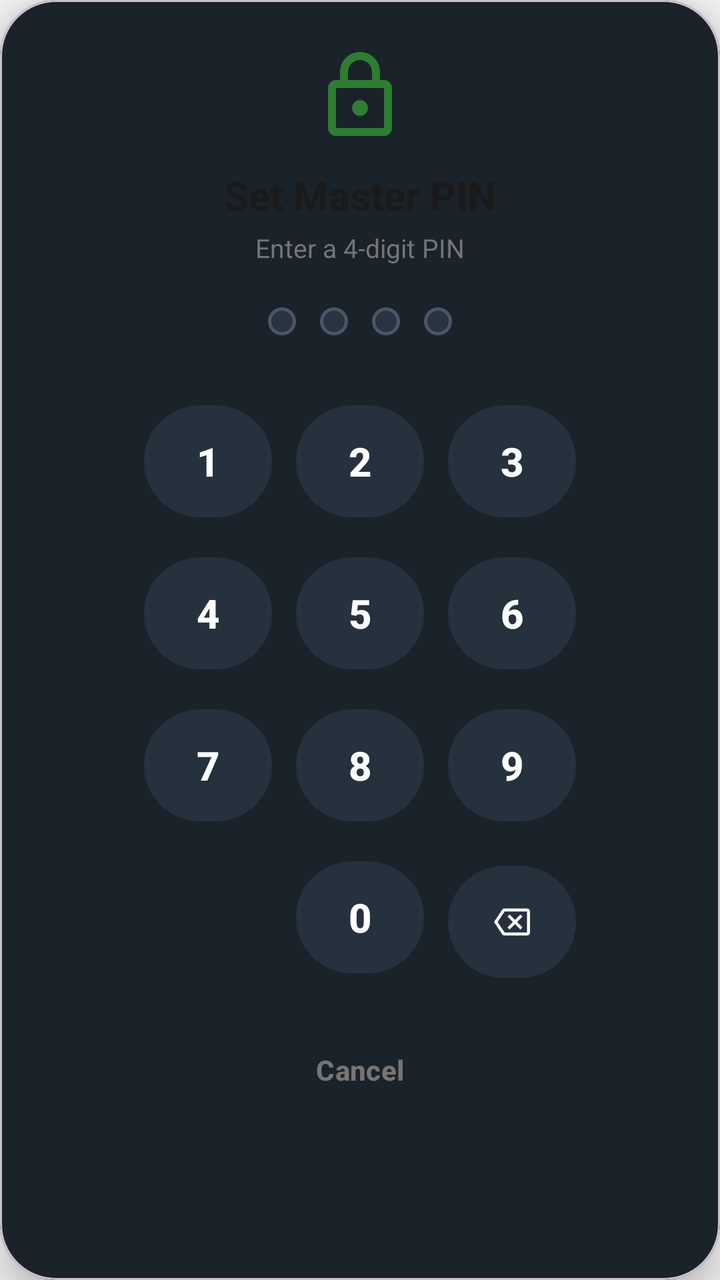
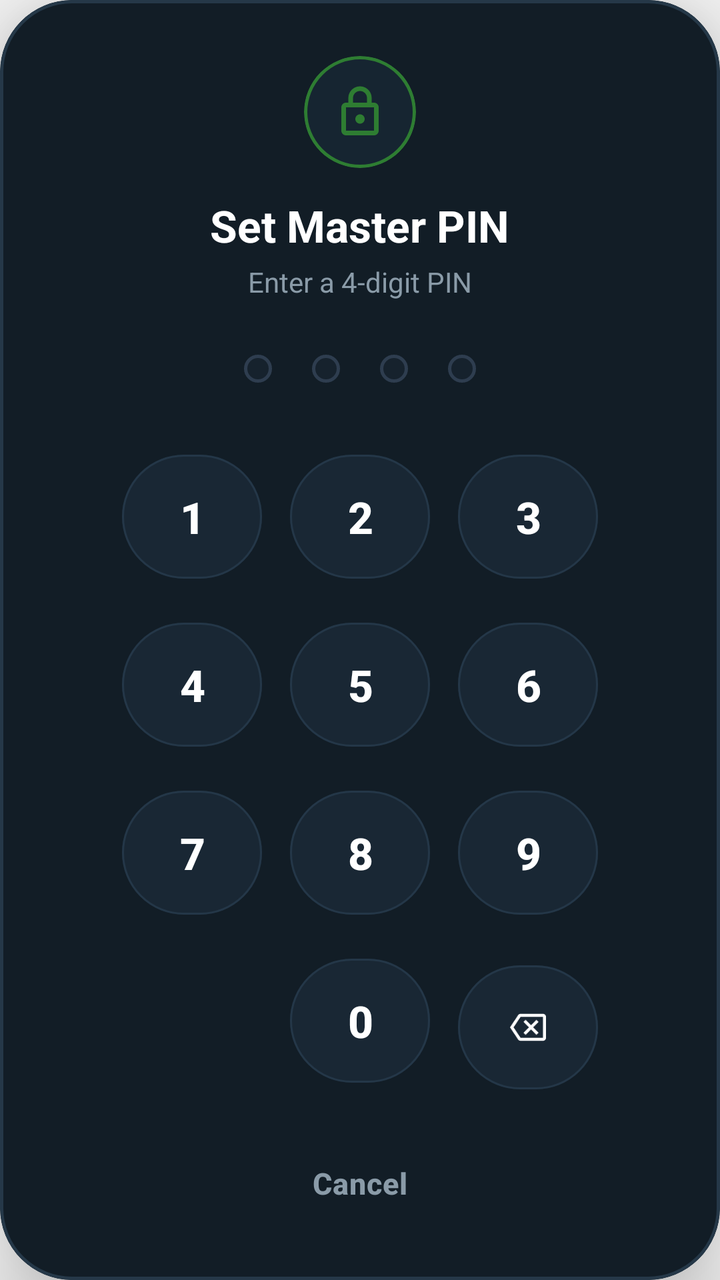

An Android layout rendered at two revisions. The XML below is the earlier revision; the diff shows what the commit changed to produce the second picture.
<!-- AndroidManifest.xml: application theme Theme.FridgeWise -->
<!-- res/layout/dialog_setup_pin.xml -->
<?xml version="1.0" encoding="utf-8"?>
<com.google.android.material.card.MaterialCardView
    xmlns:android="http://schemas.android.com/apk/res/android"
    xmlns:app="http://schemas.android.com/apk/res-auto"
    android:layout_width="320dp"
    android:layout_height="wrap_content"
    android:layout_gravity="center"
    app:cardCornerRadius="28dp"
    app:cardElevation="12dp"
    app:cardBackgroundColor="#1A222A">

    <LinearLayout
        android:layout_width="match_parent"
        android:layout_height="wrap_content"
        android:orientation="vertical"
        android:gravity="center_horizontal"
        android:padding="24dp">

        
        <ImageView
            android:id="@+id/ivSetupIcon"
            android:layout_width="48dp"
            android:layout_height="48dp"
            android:src="@drawable/ic_lock"
            app:tint="@color/green_primary" />

        
        <TextView
            android:id="@+id/tvSetupTitle"
            android:layout_width="wrap_content"
            android:layout_height="wrap_content"
            android:layout_marginTop="12dp"
            android:gravity="center"
            android:text="Set Master PIN"
            android:textColor="@color/text_primary"
            android:textSize="20sp"
            android:textStyle="bold" />

        
        <TextView
            android:id="@+id/tvSetupSubtitle"
            android:layout_width="wrap_content"
            android:layout_height="wrap_content"
            android:layout_marginTop="4dp"
            android:gravity="center"
            android:text="Enter a 4-digit PIN"
            android:textColor="@color/text_secondary"
            android:textSize="13sp" />

        
        <LinearLayout
            android:id="@+id/llSetupPinDots"
            android:layout_width="wrap_content"
            android:layout_height="24dp"
            android:layout_marginTop="16dp"
            android:gravity="center"
            android:orientation="horizontal">

            <View
                android:id="@+id/setupDot1"
                android:layout_width="14dp"
                android:layout_height="14dp"
                android:layout_margin="6dp"
                android:background="@drawable/bg_pin_dot_empty" />

            <View
                android:id="@+id/setupDot2"
                android:layout_width="14dp"
                android:layout_height="14dp"
                android:layout_margin="6dp"
                android:background="@drawable/bg_pin_dot_empty" />

            <View
                android:id="@+id/setupDot3"
                android:layout_width="14dp"
                android:layout_height="14dp"
                android:layout_margin="6dp"
                android:background="@drawable/bg_pin_dot_empty" />

            <View
                android:id="@+id/setupDot4"
                android:layout_width="14dp"
                android:layout_height="14dp"
                android:layout_margin="6dp"
                android:background="@drawable/bg_pin_dot_empty" />
        </LinearLayout>

        
        <GridLayout
            android:id="@+id/gridSetupKeypad"
            android:layout_width="wrap_content"
            android:layout_height="wrap_content"
            android:layout_marginTop="20dp"
            android:columnCount="3"
            android:rowCount="4"
            android:alignmentMode="alignMargins">

            <com.google.android.material.button.MaterialButton
                android:id="@+id/btnSetupKey1"
                style="@style/Widget.Material3.Button.TonalButton"
                android:layout_width="64dp"
                android:layout_height="64dp"
                android:layout_margin="6dp"
                android:text="1"
                android:textColor="@android:color/white"
                android:textSize="20sp"
                android:textStyle="bold"
                app:backgroundTint="#25323E"
                app:cornerRadius="32dp" />

            <com.google.android.material.button.MaterialButton
                android:id="@+id/btnSetupKey2"
                style="@style/Widget.Material3.Button.TonalButton"
                android:layout_width="64dp"
                android:layout_height="64dp"
                android:layout_margin="6dp"
                android:text="2"
                android:textColor="@android:color/white"
                android:textSize="20sp"
                android:textStyle="bold"
                app:backgroundTint="#25323E"
                app:cornerRadius="32dp" />

            <com.google.android.material.button.MaterialButton
                android:id="@+id/btnSetupKey3"
                style="@style/Widget.Material3.Button.TonalButton"
                android:layout_width="64dp"
                android:layout_height="64dp"
                android:layout_margin="6dp"
                android:text="3"
                android:textColor="@android:color/white"
                android:textSize="20sp"
                android:textStyle="bold"
                app:backgroundTint="#25323E"
                app:cornerRadius="32dp" />

            <com.google.android.material.button.MaterialButton
                android:id="@+id/btnSetupKey4"
                style="@style/Widget.Material3.Button.TonalButton"
                android:layout_width="64dp"
                android:layout_height="64dp"
                android:layout_margin="6dp"
                android:text="4"
                android:textColor="@android:color/white"
                android:textSize="20sp"
                android:textStyle="bold"
                app:backgroundTint="#25323E"
                app:cornerRadius="32dp" />

            <com.google.android.material.button.MaterialButton
                android:id="@+id/btnSetupKey5"
                style="@style/Widget.Material3.Button.TonalButton"
                android:layout_width="64dp"
                android:layout_height="64dp"
                android:layout_margin="6dp"
                android:text="5"
                android:textColor="@android:color/white"
                android:textSize="20sp"
                android:textStyle="bold"
                app:backgroundTint="#25323E"
                app:cornerRadius="32dp" />

            <com.google.android.material.button.MaterialButton
                android:id="@+id/btnSetupKey6"
                style="@style/Widget.Material3.Button.TonalButton"
                android:layout_width="64dp"
                android:layout_height="64dp"
                android:layout_margin="6dp"
                android:text="6"
                android:textColor="@android:color/white"
                android:textSize="20sp"
                android:textStyle="bold"
                app:backgroundTint="#25323E"
                app:cornerRadius="32dp" />

            <com.google.android.material.button.MaterialButton
                android:id="@+id/btnSetupKey7"
                style="@style/Widget.Material3.Button.TonalButton"
                android:layout_width="64dp"
                android:layout_height="64dp"
                android:layout_margin="6dp"
                android:text="7"
                android:textColor="@android:color/white"
                android:textSize="20sp"
                android:textStyle="bold"
                app:backgroundTint="#25323E"
                app:cornerRadius="32dp" />

            <com.google.android.material.button.MaterialButton
                android:id="@+id/btnSetupKey8"
                style="@style/Widget.Material3.Button.TonalButton"
                android:layout_width="64dp"
                android:layout_height="64dp"
                android:layout_margin="6dp"
                android:text="8"
                android:textColor="@android:color/white"
                android:textSize="20sp"
                android:textStyle="bold"
                app:backgroundTint="#25323E"
                app:cornerRadius="32dp" />

            <com.google.android.material.button.MaterialButton
                android:id="@+id/btnSetupKey9"
                style="@style/Widget.Material3.Button.TonalButton"
                android:layout_width="64dp"
                android:layout_height="64dp"
                android:layout_margin="6dp"
                android:text="9"
                android:textColor="@android:color/white"
                android:textSize="20sp"
                android:textStyle="bold"
                app:backgroundTint="#25323E"
                app:cornerRadius="32dp" />

            <View
                android:layout_width="64dp"
                android:layout_height="64dp"
                android:layout_margin="6dp" />

            <com.google.android.material.button.MaterialButton
                android:id="@+id/btnSetupKey0"
                style="@style/Widget.Material3.Button.TonalButton"
                android:layout_width="64dp"
                android:layout_height="64dp"
                android:layout_margin="6dp"
                android:text="0"
                android:textColor="@android:color/white"
                android:textSize="20sp"
                android:textStyle="bold"
                app:backgroundTint="#25323E"
                app:cornerRadius="32dp" />

            <com.google.android.material.button.MaterialButton
                android:id="@+id/btnSetupKeyBackspace"
                style="@style/Widget.Material3.Button.TonalButton"
                android:layout_width="64dp"
                android:layout_height="64dp"
                android:layout_margin="6dp"
                app:icon="@drawable/ic_backspace"
                app:iconTint="@color/white"
                app:iconGravity="textStart"
                app:iconPadding="0dp"
                app:backgroundTint="#25323E"
                app:cornerRadius="32dp" />
        </GridLayout>

        <com.google.android.material.button.MaterialButton
            android:id="@+id/btnSetupCancel"
            style="@style/Widget.Material3.Button.TextButton"
            android:layout_width="wrap_content"
            android:layout_height="wrap_content"
            android:layout_marginTop="12dp"
            android:text="Cancel"
            android:textColor="@color/text_secondary" />

    </LinearLayout>

</com.google.android.material.card.MaterialCardView>
<!-- resources referenced by this layout -->
<resources>
  <!-- drawable bg_pin_dot_empty (drawable) -->
  <?xml version="1.0" encoding="utf-8"?>
  <shape xmlns:android="http://schemas.android.com/apk/res/android"
      android:shape="oval">
      <solid android:color="#2A3440" />
      <stroke
          android:width="1.5dp"
          android:color="#4A5568" />
  </shape>
  <style name="Base.Theme.FridgeWise" parent="Theme.Material3.DayNight.NoActionBar">
  
          
          <item name="android:navigationBarColor">@color/bg_secondary</item>
          <item name="android:windowDrawsSystemBarBackgrounds">true</item>
  
          
          <item name="colorPrimary">@color/green_primary</item>
          <item name="colorOnPrimary">@color/white</item>
          <item name="colorPrimaryContainer">@color/green_pale</item>
          <item name="colorOnPrimaryContainer">@color/green_primary</item>
  
          <item name="colorSecondary">@color/profile_accent_teal</item>
          <item name="colorOnSecondary">@color/white</item>
  
          <item name="colorSurface">@color/bg_secondary</item>
          <item name="colorOnSurface">@color/text_primary</item>
          <item name="colorSurfaceVariant">@color/surface_elevated</item>
          <item name="colorOnSurfaceVariant">@color/text_secondary</item>
  
          <item name="android:windowBackground">@color/bg_primary</item>
          <item name="colorOutline">@color/divider_color</item>
  
          
          <item name="textAppearanceTitleLarge">@style/TextAppearance.App.TitleLarge</item>
          <item name="textAppearanceTitleMedium">@style/TextAppearance.App.TitleMedium</item>
          <item name="textAppearanceBodyLarge">@style/TextAppearance.App.BodyLarge</item>
          <item name="textAppearanceBodyMedium">@style/TextAppearance.App.BodyMedium</item>
          <item name="textAppearanceLabelLarge">@style/TextAppearance.App.LabelLarge</item>
  
          
          <item name="floatingActionButtonStyle">@style/Widget.App.FloatingActionButton</item>
      </style>
  <style name="TextAppearance.App.LabelLarge" parent="TextAppearance.Material3.LabelLarge">
          <item name="android:textColor">@color/green_primary</item>
          <item name="android:textStyle">bold</item>
          <item name="android:letterSpacing">0.01</item>
          <item name="android:includeFontPadding">false</item>
      </style>
  <!-- unchanged entries left out for length: 18 -->
</resources>

<!-- the commit's change to res/layout/dialog_setup_pin.xml (unified diff, before → after) -->
@@ -2,38 +2,53 @@
 <com.google.android.material.card.MaterialCardView
     xmlns:android="http://schemas.android.com/apk/res/android"
     xmlns:app="http://schemas.android.com/apk/res-auto"
-    android:layout_width="320dp"
+    android:layout_width="340dp"
     android:layout_height="wrap_content"
     android:layout_gravity="center"
-    app:cardCornerRadius="28dp"
-    app:cardElevation="12dp"
-    app:cardBackgroundColor="#1A222A">
+    app:cardCornerRadius="36dp"
+    app:cardElevation="24dp"
+    app:cardBackgroundColor="#121D26"
+    app:strokeWidth="1.5dp"
+    app:strokeColor="#253848">
 
     <LinearLayout
         android:layout_width="match_parent"
         android:layout_height="wrap_content"
         android:orientation="vertical"
         android:gravity="center_horizontal"
-        android:padding="24dp">
-
-        
-        <ImageView
-            android:id="@+id/ivSetupIcon"
-            android:layout_width="48dp"
-            android:layout_height="48dp"
-            android:src="@drawable/ic_lock"
-            app:tint="@color/green_primary" />
+        android:paddingHorizontal="24dp"
+        android:paddingTop="28dp"
+        android:paddingBottom="24dp">
+
+        
+        <com.google.android.material.card.MaterialCardView
+            android:layout_width="56dp"
+            android:layout_height="56dp"
+            app:cardCornerRadius="28dp"
+            app:cardElevation="0dp"
+            app:cardBackgroundColor="#162531"
+            app:strokeWidth="1.5dp"
+            app:strokeColor="@color/green_primary">
+
+            <ImageView
+                android:id="@+id/ivSetupIcon"
+                android:layout_width="28dp"
+                android:layout_height="28dp"
+                android:layout_gravity="center"
+                android:src="@drawable/ic_lock"
+                app:tint="@color/green_primary" />
+        </com.google.android.material.card.MaterialCardView>
 
         
         <TextView
             android:id="@+id/tvSetupTitle"
             android:layout_width="wrap_content"
             android:layout_height="wrap_content"
-            android:layout_marginTop="12dp"
+            android:layout_marginTop="14dp"
             android:gravity="center"
             android:text="Set Master PIN"
-            android:textColor="@color/text_primary"
-            android:textSize="20sp"
+            android:textColor="@android:color/white"
+            android:textSize="22sp"
             android:textStyle="bold" />
 
         
@@ -44,15 +59,15 @@
             android:layout_marginTop="4dp"
             android:gravity="center"
             android:text="Enter a 4-digit PIN"
-            android:textColor="@color/text_secondary"
-            android:textSize="13sp" />
+            android:textColor="#8A9BA8"
+            android:textSize="14sp" />
 
         
         <LinearLayout
             android:id="@+id/llSetupPinDots"
             android:layout_width="wrap_content"
-            android:layout_height="24dp"
-            android:layout_marginTop="16dp"
+            android:layout_height="32dp"
+            android:layout_marginTop="18dp"
             android:gravity="center"
             android:orientation="horizontal">
 
@@ -60,28 +75,28 @@
                 android:id="@+id/setupDot1"
                 android:layout_width="14dp"
                 android:layout_height="14dp"
-                android:layout_margin="6dp"
+                android:layout_margin="10dp"
                 android:background="@drawable/bg_pin_dot_empty" />
 
             <View
                 android:id="@+id/setupDot2"
                 android:layout_width="14dp"
                 android:layout_height="14dp"
-                android:layout_margin="6dp"
+                android:layout_margin="10dp"
                 android:background="@drawable/bg_pin_dot_empty" />
 
             <View
                 android:id="@+id/setupDot3"
                 android:layout_width="14dp"
                 android:layout_height="14dp"
-                android:layout_margin="6dp"
+                android:layout_margin="10dp"
                 android:background="@drawable/bg_pin_dot_empty" />
 
             <View
                 android:id="@+id/setupDot4"
                 android:layout_width="14dp"
                 android:layout_height="14dp"
-                android:layout_margin="6dp"
+                android:layout_margin="10dp"
                 android:background="@drawable/bg_pin_dot_empty" />
         </LinearLayout>
 
@@ -90,7 +105,7 @@
             android:id="@+id/gridSetupKeypad"
             android:layout_width="wrap_content"
             android:layout_height="wrap_content"
-            android:layout_marginTop="20dp"
+            android:layout_marginTop="16dp"
             android:columnCount="3"
             android:rowCount="4"
             android:alignmentMode="alignMargins">
@@ -98,152 +113,175 @@
             <com.google.android.material.button.MaterialButton
                 android:id="@+id/btnSetupKey1"
                 style="@style/Widget.Material3.Button.TonalButton"
-                android:layout_width="64dp"
-                android:layout_height="64dp"
-                android:layout_margin="6dp"
+                android:layout_width="70dp"
+                android:layout_height="70dp"
+                android:layout_margin="7dp"
                 android:text="1"
                 android:textColor="@android:color/white"
-                android:textSize="20sp"
-                android:textStyle="bold"
-                app:backgroundTint="#25323E"
-                app:cornerRadius="32dp" />
+                android:textSize="22sp"
+                android:textStyle="bold"
+                app:backgroundTint="#192734"
+                app:cornerRadius="35dp"
+                app:strokeWidth="1dp"
+                app:strokeColor="#243748" />
 
             <com.google.android.material.button.MaterialButton
                 android:id="@+id/btnSetupKey2"
                 style="@style/Widget.Material3.Button.TonalButton"
-                android:layout_width="64dp"
-                android:layout_height="64dp"
-                android:layout_margin="6dp"
+                android:layout_width="70dp"
+                android:layout_height="70dp"
+                android:layout_margin="7dp"
                 android:text="2"
                 android:textColor="@android:color/white"
-                android:textSize="20sp"
-                android:textStyle="bold"
-                app:backgroundTint="#25323E"
-                app:cornerRadius="32dp" />
+                android:textSize="22sp"
+                android:textStyle="bold"
+                app:backgroundTint="#192734"
+                app:cornerRadius="35dp"
+                app:strokeWidth="1dp"
+                app:strokeColor="#243748" />
 
             <com.google.android.material.button.MaterialButton
                 android:id="@+id/btnSetupKey3"
                 style="@style/Widget.Material3.Button.TonalButton"
-                android:layout_width="64dp"
-                android:layout_height="64dp"
-                android:layout_margin="6dp"
+                android:layout_width="70dp"
+                android:layout_height="70dp"
+                android:layout_margin="7dp"
                 android:text="3"
                 android:textColor="@android:color/white"
-                android:textSize="20sp"
-                android:textStyle="bold"
-                app:backgroundTint="#25323E"
-                app:cornerRadius="32dp" />
+                android:textSize="22sp"
+                android:textStyle="bold"
+                app:backgroundTint="#192734"
+                app:cornerRadius="35dp"
+                app:strokeWidth="1dp"
+                app:strokeColor="#243748" />
 
             <com.google.android.material.button.MaterialButton
                 android:id="@+id/btnSetupKey4"
                 style="@style/Widget.Material3.Button.TonalButton"
-                android:layout_width="64dp"
-                android:layout_height="64dp"
-                android:layout_margin="6dp"
+                android:layout_width="70dp"
+                android:layout_height="70dp"
+                android:layout_margin="7dp"
                 android:text="4"
                 android:textColor="@android:color/white"
-                android:textSize="20sp"
-                android:textStyle="bold"
-                app:backgroundTint="#25323E"
-                app:cornerRadius="32dp" />
+                android:textSize="22sp"
+                android:textStyle="bold"
+                app:backgroundTint="#192734"
+                app:cornerRadius="35dp"
+                app:strokeWidth="1dp"
+                app:strokeColor="#243748" />
 
             <com.google.android.material.button.MaterialButton
                 android:id="@+id/btnSetupKey5"
                 style="@style/Widget.Material3.Button.TonalButton"
-                android:layout_width="64dp"
-                android:layout_height="64dp"
-                android:layout_margin="6dp"
+                android:layout_width="70dp"
+                android:layout_height="70dp"
+                android:layout_margin="7dp"
                 android:text="5"
                 android:textColor="@android:color/white"
-                android:textSize="20sp"
-                android:textStyle="bold"
-                app:backgroundTint="#25323E"
-                app:cornerRadius="32dp" />
+                android:textSize="22sp"
+                android:textStyle="bold"
+                app:backgroundTint="#192734"
+                app:cornerRadius="35dp"
+                app:strokeWidth="1dp"
+                app:strokeColor="#243748" />
 
             <com.google.android.material.button.MaterialButton
                 android:id="@+id/btnSetupKey6"
                 style="@style/Widget.Material3.Button.TonalButton"
-                android:layout_width="64dp"
-                android:layout_height="64dp"
-                android:layout_margin="6dp"
+                android:layout_width="70dp"
+                android:layout_height="70dp"
+                android:layout_margin="7dp"
                 android:text="6"
                 android:textColor="@android:color/white"
-                android:textSize="20sp"
-                android:textStyle="bold"
-                app:backgroundTint="#25323E"
-                app:cornerRadius="32dp" />
+                android:textSize="22sp"
+                android:textStyle="bold"
+                app:backgroundTint="#192734"
+                app:cornerRadius="35dp"
+                app:strokeWidth="1dp"
+                app:strokeColor="#243748" />
 
             <com.google.android.material.button.MaterialButton
                 android:id="@+id/btnSetupKey7"
                 style="@style/Widget.Material3.Button.TonalButton"
-                android:layout_width="64dp"
-                android:layout_height="64dp"
-                android:layout_margin="6dp"
+                android:layout_width="70dp"
+                android:layout_height="70dp"
+                android:layout_margin="7dp"
                 android:text="7"
                 android:textColor="@android:color/white"
-                android:textSize="20sp"
-                android:textStyle="bold"
-                app:backgroundTint="#25323E"
-                app:cornerRadius="32dp" />
+                android:textSize="22sp"
+                android:textStyle="bold"
+                app:backgroundTint="#192734"
+                app:cornerRadius="35dp"
+                app:strokeWidth="1dp"
+                app:strokeColor="#243748" />
 
             <com.google.android.material.button.MaterialButton
                 android:id="@+id/btnSetupKey8"
                 style="@style/Widget.Material3.Button.TonalButton"
-                android:layout_width="64dp"
-                android:layout_height="64dp"
-                android:layout_margin="6dp"
+                android:layout_width="70dp"
+                android:layout_height="70dp"
+                android:layout_margin="7dp"
                 android:text="8"
                 android:textColor="@android:color/white"
-                android:textSize="20sp"
-                android:textStyle="bold"
-                app:backgroundTint="#25323E"
-                app:cornerRadius="32dp" />
+                android:textSize="22sp"
+                android:textStyle="bold"
+                app:backgroundTint="#192734"
+                app:cornerRadius="35dp"
+                app:strokeWidth="1dp"
+                app:strokeColor="#243748" />
 
             <com.google.android.material.button.MaterialButton
                 android:id="@+id/btnSetupKey9"
                 style="@style/Widget.Material3.Button.TonalButton"
-                android:layout_width="64dp"
-                android:layout_height="64dp"
-                android:layout_margin="6dp"
+                android:layout_width="70dp"
+                android:layout_height="70dp"
+                android:layout_margin="7dp"
                 android:text="9"
                 android:textColor="@android:color/white"
-                android:textSize="20sp"
-                android:textStyle="bold"
-                app:backgroundTint="#25323E"
-                app:cornerRadius="32dp" />
-
-            <View
-                android:layout_width="64dp"
-                android:layout_height="64dp"
-                android:layout_margin="6dp" />
+                android:textSize="22sp"
+                android:textStyle="bold"
+                app:backgroundTint="#192734"
+                app:cornerRadius="35dp"
+                app:strokeWidth="1dp"
+                app:strokeColor="#243748" />
+
+            <View
+                android:layout_width="70dp"
+                android:layout_height="70dp"
+                android:layout_margin="7dp" />
 
             <com.google.android.material.button.MaterialButton
                 android:id="@+id/btnSetupKey0"
                 style="@style/Widget.Material3.Button.TonalButton"
-                android:layout_width="64dp"
-                android:layout_height="64dp"
-                android:layout_margin="6dp"
+                android:layout_width="70dp"
+                android:layout_height="70dp"
+                android:layout_margin="7dp"
                 android:text="0"
                 android:textColor="@android:color/white"
-                android:textSize="20sp"
-                android:textStyle="bold"
-                app:backgroundTint="#25323E"
-                app:cornerRadius="32dp" />
+                android:textSize="22sp"
+                android:textStyle="bold"
+                app:backgroundTint="#192734"
+                app:cornerRadius="35dp"
+                app:strokeWidth="1dp"
+                app:strokeColor="#243748" />
 
             <com.google.android.material.button.MaterialButton
                 android:id="@+id/btnSetupKeyBackspace"
                 style="@style/Widget.Material3.Button.TonalButton"
-                android:layout_width="64dp"
-                android:layout_height="64dp"
-                android:layout_margin="6dp"
+                android:layout_width="70dp"
+                android:layout_height="70dp"
+                android:layout_margin="7dp"
                 app:icon="@drawable/ic_backspace"
-                app:iconTint="@color/white"
+                app:iconTint="@android:color/white"
                 app:iconGravity="textStart"
                 app:iconPadding="0dp"
-                app:backgroundTint="#25323E"
-                app:cornerRadius="32dp" />
+                app:backgroundTint="#192734"
+                app:cornerRadius="35dp"
+                app:strokeWidth="1dp"
+                app:strokeColor="#243748" />
         </GridLayout>
 
+        
         <com.google.android.material.button.MaterialButton
             android:id="@+id/btnSetupCancel"
             style="@style/Widget.Material3.Button.TextButton"
@@ -251,7 +289,8 @@
             android:layout_height="wrap_content"
             android:layout_marginTop="12dp"
             android:text="Cancel"
-            android:textColor="@color/text_secondary" />
+            android:textColor="#8A9BA8"
+            android:textSize="15sp" />
 
     </LinearLayout>
 
<!-- resource entries referenced after the edit -->
@@ -4,10 +4,10 @@
   <?xml version="1.0" encoding="utf-8"?>
   <shape xmlns:android="http://schemas.android.com/apk/res/android"
       android:shape="oval">
-      <solid android:color="#2A3440" />
+      <solid android:color="#16222D" />
       <stroke
           android:width="1.5dp"
-          android:color="#4A5568" />
+          android:color="#2E3D4F" />
   </shape>
   <style name="Base.Theme.FridgeWise" parent="Theme.Material3.DayNight.NoActionBar">
   
@@ -33,21 +33,50 @@
           <item name="colorOutline">@color/divider_color</item>
   
           
+          <item name="textAppearanceHeadlineLarge">@style/TextAppearance.App.HeadlineLarge</item>
           <item name="textAppearanceTitleLarge">@style/TextAppearance.App.TitleLarge</item>
           <item name="textAppearanceTitleMedium">@style/TextAppearance.App.TitleMedium</item>
           <item name="textAppearanceBodyLarge">@style/TextAppearance.App.BodyLarge</item>
           <item name="textAppearanceBodyMedium">@style/TextAppearance.App.BodyMedium</item>
+          <item name="textAppearanceBodySmall">@style/TextAppearance.App.BodySmall</item>
           <item name="textAppearanceLabelLarge">@style/TextAppearance.App.LabelLarge</item>
+          <item name="textAppearanceLabelSmall">@style/TextAppearance.App.LabelSmall</item>
   
           
           <item name="floatingActionButtonStyle">@style/Widget.App.FloatingActionButton</item>
+          <item name="materialCardViewStyle">@style/Widget.App.CardView</item>
+      </style>
+  <style name="TextAppearance.App.HeadlineLarge" parent="TextAppearance.Material3.HeadlineLarge">
+          <item name="android:textStyle">bold</item>
+          <item name="android:textColor">@color/text_primary</item>
+          <item name="android:letterSpacing">-0.03</item>
+          <item name="android:includeFontPadding">false</item>
+      </style>
+  <style name="TextAppearance.App.BodySmall" parent="TextAppearance.Material3.BodySmall">
+          <item name="android:textColor">@color/text_secondary</item>
+          <item name="android:letterSpacing">0.01</item>
+          <item name="android:includeFontPadding">false</item>
       </style>
   <style name="TextAppearance.App.LabelLarge" parent="TextAppearance.Material3.LabelLarge">
           <item name="android:textColor">@color/green_primary</item>
           <item name="android:textStyle">bold</item>
-          <item name="android:letterSpacing">0.01</item>
+          <item name="android:letterSpacing">0.02</item>
           <item name="android:includeFontPadding">false</item>
       </style>
+  <style name="TextAppearance.App.LabelSmall" parent="TextAppearance.Material3.LabelSmall">
+          <item name="android:textColor">@color/text_secondary</item>
+          <item name="android:textStyle">bold</item>
+          <item name="android:letterSpacing">0.04</item>
+          <item name="android:includeFontPadding">false</item>
+      </style>
+  <style name="Widget.App.CardView" parent="Widget.Material3.CardView.Elevated">
+          <item name="cardCornerRadius">@dimen/radius_large</item>
+          <item name="cardElevation">0dp</item>
+          <item name="strokeWidth">1dp</item>
+          <item name="strokeColor">@color/divider_color</item>
+          <item name="cardBackgroundColor">@color/bg_secondary</item>
+      </style>
+  <dimen name="radius_large">24dp</dimen>
   <!-- unchanged entries left out for length: 18 -->
 </resources>
 
